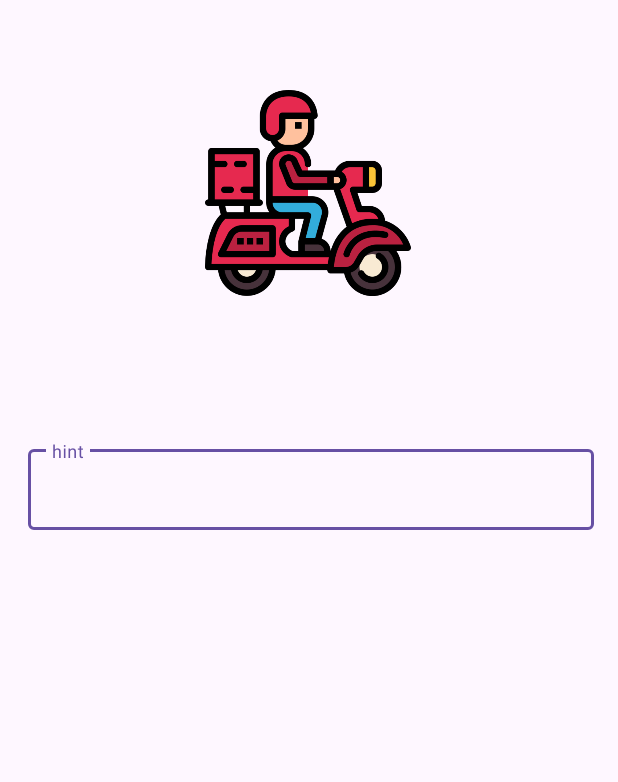
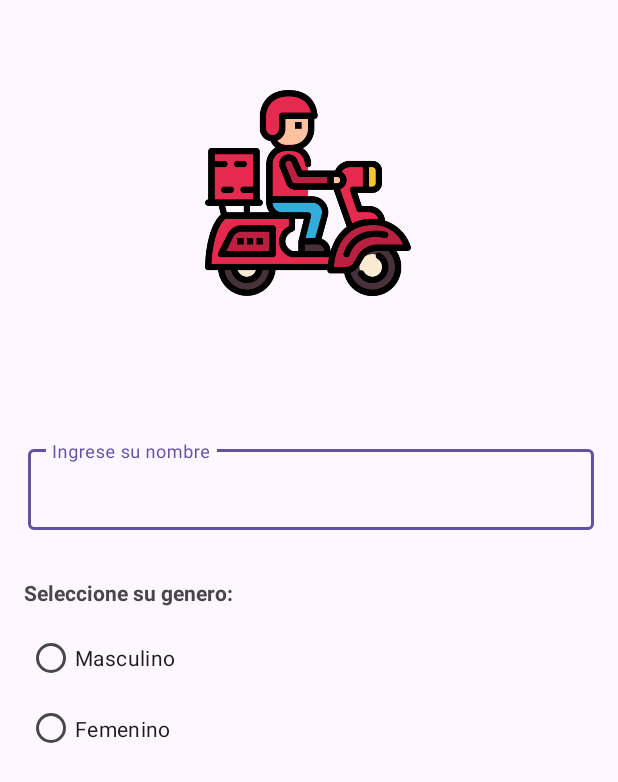
Before and after one commit to ealfriadez/MyAppQBO, an Android app: the RegistroActivity screen opened directly, with no data from a screen before it, on a phone screen of 412 x 824 dp. Shown: the top 782 px of the screen. Run offline under Robolectric (Android 15) with nearby library versions, the phone set to English and light mode, and no system bars.

Commit message:
Avanzando clases de Kotlin

```diff
--- a/app/src/main/res/layout/activity_registro.xml
+++ b/app/src/main/res/layout/activity_registro.xml
@@ -25,12 +25,14 @@
         android:layout_marginTop="36dp"
         android:textColor="@color/black"
         android:textSize="18sp"
+        android:textStyle="bold"
         app:layout_constraintEnd_toEndOf="parent"
         app:layout_constraintHorizontal_bias="0.498"
         app:layout_constraintStart_toStartOf="parent"
         app:layout_constraintTop_toBottomOf="@+id/imageView6" />
 
     <com.google.android.material.textfield.TextInputLayout
+        android:id="@+id/textInputLayout3"
         android:layout_width="377dp"
         android:layout_height="59dp"
         android:layout_marginTop="36dp"
@@ -40,9 +42,45 @@
         app:layout_constraintTop_toBottomOf="@+id/textView2">
 
         <com.google.android.material.textfield.TextInputEditText
+            android:id="@+id/etNombre"
             android:layout_width="match_parent"
             android:layout_height="wrap_content"
-            android:hint="hint" />
+            android:hint="@string/val_etNombre"
+            android:maxLength="30" />
     </com.google.android.material.textfield.TextInputLayout>
 
+    <TextView
+        android:id="@+id/etGenero"
+        android:layout_width="wrap_content"
+        android:layout_height="wrap_content"
+        android:layout_marginStart="16dp"
+        android:layout_marginTop="32dp"
+        android:text="@string/val_etGenero"
+        android:textStyle="bold"
+        app:layout_constraintStart_toStartOf="parent"
+        app:layout_constraintTop_toBottomOf="@+id/textInputLayout3" />
+
+    <RadioGroup
+        android:id="@+id/rgGenero"
+        android:layout_width="327dp"
+        android:layout_height="94dp"
+        android:layout_marginTop="10dp"
+        app:layout_constraintEnd_toEndOf="parent"
+        app:layout_constraintHorizontal_bias="0.209"
+        app:layout_constraintStart_toStartOf="parent"
+        app:layout_constraintTop_toBottomOf="@+id/etGenero">
+
+        <RadioButton
+            android:id="@+id/rbtMasculino"
+            android:layout_width="match_parent"
+            android:layout_height="wrap_content"
+            android:text="@string/val_rbtMasculino" />
+
+        <RadioButton
+            android:id="@+id/rbtFemenino"
+            android:layout_width="match_parent"
+            android:layout_height="wrap_content"
+            android:text="@string/val_rbtFemenino" />
+    </RadioGroup>
+
 </androidx.constraintlayout.widget.ConstraintLayout>
--- a/app/src/main/res/values/strings.xml
+++ b/app/src/main/res/values/strings.xml
@@ -3,4 +3,8 @@
     <string name="val_etUsuario">Ingrese su usuario</string>
     <string name="val_etPassword">Ingrese su password</string>
     <string name="val_btnAceptar">INGRESAR</string>
+    <string name="val_etNombre">Ingrese su nombre</string>
+    <string name="val_etGenero">Seleccione su genero:</string>
+    <string name="val_rbtMasculino">Masculino</string>
+    <string name="val_rbtFemenino">Femenino</string>
 </resources>
```
